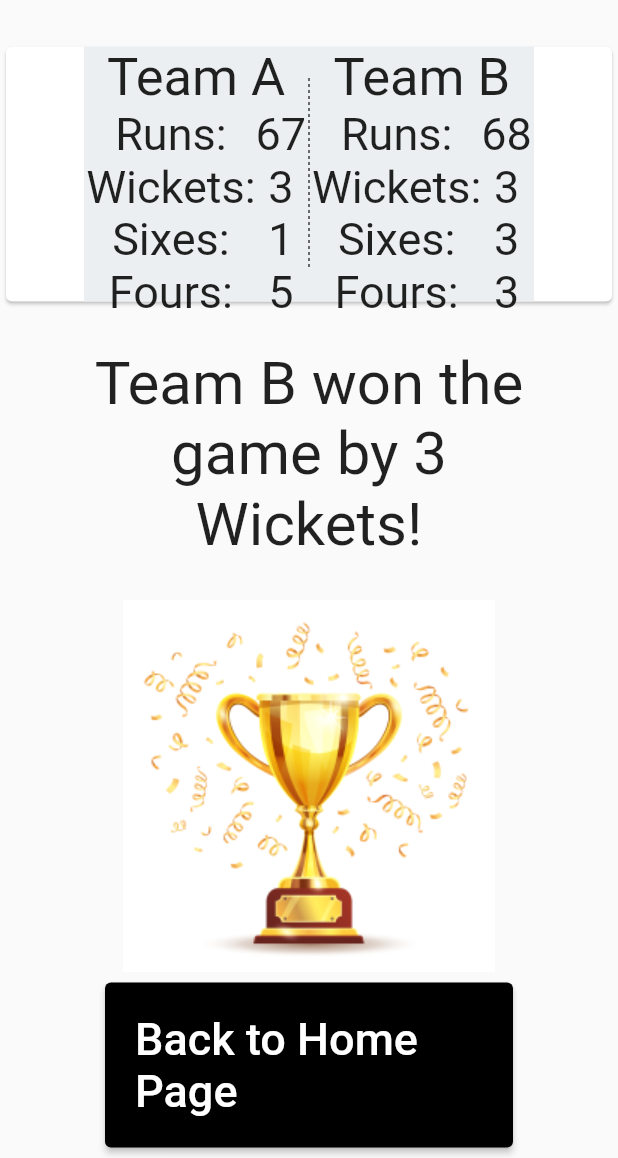
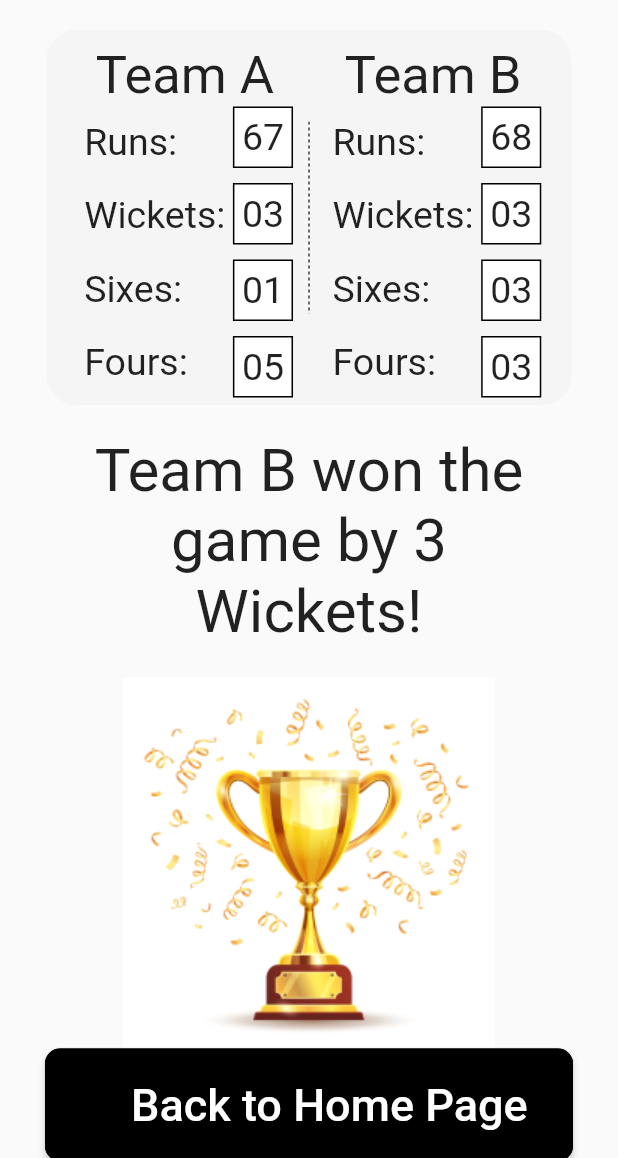
Before and after one commit to am-casper/GaliCricketApp, a Flutter app: the screen it shows after launch, on a phone screen of 412 x 824 dp, the part 78-1236 px from its top. Run offline on Flutter 3.47's test engine with Material 2 defaults, Android fonts, the phone set to English and light mode, and no system bars; our stand-ins replace flutter_svg.

Commit message:
2nd commit

```diff
--- a/lib/main.dart
+++ b/lib/main.dart
@@ -39,22 +39,84 @@ class _MyHomePageState extends State<MyHomePage> {
     child:  Column(
     children:<Widget>[Text("Team A", style: TextStyle(fontSize:35),),
     Row(
-      // mainAxisAlignment: MainAxisAlignment.left,
+
       children: <Widget>[
 
         Column(
+          crossAxisAlignment: CrossAxisAlignment.start,
+          children:<Widget>[
+            Container(
 
-          children:<Widget>[
-            Text("Runs:", style: TextStyle(fontSize:30),),Text("Wickets:", style: TextStyle(fontSize:30),),Text("Sixes:", style: TextStyle(fontSize:30),),Text("Fours:", style: TextStyle(fontSize:30),),
+              child : Padding(
+              padding: EdgeInsets.fromLTRB(5,5,5,5),
+              child:Text("Runs:", style: TextStyle(fontSize:25),),),),
+              SizedBox(height: 10),
+            Container(
+
+              child : Padding(
+              padding: EdgeInsets.fromLTRB(5,5,5,5),
+              child:Text("Wickets:", style: TextStyle(fontSize:25),),),),
+              SizedBox(height: 10),
+            Container(
+
+              child : Padding(
+              padding: EdgeInsets.fromLTRB(5,5,5,5),
+              child:Text("Sixes:", style: TextStyle(fontSize:25),),),),
+              SizedBox(height: 10),
+            Container(
+
+              child : Padding(
+              padding: EdgeInsets.fromLTRB(5,5,5,5),
+              child:Text("Fours:", style: TextStyle(fontSize:25),),),),
+              SizedBox(height: 10),
           ],
         ),
         Column(
+          crossAxisAlignment: CrossAxisAlignment.end,
           children:<Widget>[
-            Text("67", style: TextStyle(fontSize:30),),Text("3", style: TextStyle(fontSize:30),),Text("1", style: TextStyle(fontSize:30),),Text("5", style: TextStyle(fontSize:30),),
+
+            Container(
+              decoration: BoxDecoration(
+                border: Border.all(),
+                color:Colors.white,
+              ),
+              // color:Colors.white,
+              child : Padding(
+              padding: EdgeInsets.fromLTRB(5,5,5,5),
+              child:Text("67", style: TextStyle(fontSize:25),),),),
+              SizedBox(height: 10),
+            Container(
+              decoration: BoxDecoration(
+                border: Border.all(),
+                color:Colors.white,
+              ),
+
+              child : Padding(
+              padding: EdgeInsets.fromLTRB(5,5,5,5),
+              child:Text("03", style: TextStyle(fontSize:25),),),),
+              SizedBox(height: 10),
+            Container(
+              decoration: BoxDecoration(
+                border: Border.all(),
+                color:Colors.white,
+              ),
+
+              child : Padding(
+              padding: EdgeInsets.fromLTRB(5,5,5,5),
+              child:Text("01", style: TextStyle(fontSize:25),),),),
+              SizedBox(height: 10),
+            Container(
+              decoration: BoxDecoration(
+                border: Border.all(),
+                color:Colors.white,
+              ),
+
+              child : Padding(
+              padding: EdgeInsets.fromLTRB(5,5,5,5),
+              child:Text("05", style: TextStyle(fontSize:25),),),),
+              SizedBox(height: 10),],),
           ],
-        ),
-      ],
-    ),],),
+        ),],),
   );
 
   final right  =  Container(
@@ -65,18 +127,78 @@ class _MyHomePageState extends State<MyHomePage> {
       children: <Widget>[
 
         Column(
-          mainAxisAlignment: MainAxisAlignment.spaceAround,
+          crossAxisAlignment: CrossAxisAlignment.start,
           children:<Widget>[
-            Text("Runs:", style: TextStyle(fontSize:30),),Text("Wickets:", style: TextStyle(fontSize:30),),Text("Sixes:", style: TextStyle(fontSize:30),),Text("Fours:", style: TextStyle(fontSize:30),),
+            Container(
+
+              child : Padding(
+              padding: EdgeInsets.fromLTRB(5,5,5,5),
+              child:Text("Runs:", style: TextStyle(fontSize:25),),),),
+              SizedBox(height: 10),
+            Container(
+
+              child : Padding(
+              padding: EdgeInsets.fromLTRB(5,5,5,5),
+              child:Text("Wickets:", style: TextStyle(fontSize:25),),),),
+              SizedBox(height: 10),
+            Container(
+
+              child : Padding(
+              padding: EdgeInsets.fromLTRB(5,5,5,5),
+              child:Text("Sixes:", style: TextStyle(fontSize:25),),),),
+              SizedBox(height: 10),
+            Container(
+
+              child : Padding(
+              padding: EdgeInsets.fromLTRB(5,5,5,5),
+              child:Text("Fours:", style: TextStyle(fontSize:25),),),),
+              SizedBox(height: 10),
           ],
         ),
-        Column(mainAxisAlignment: MainAxisAlignment.spaceBetween,
+        Column(
+          crossAxisAlignment: CrossAxisAlignment.end,
           children:<Widget>[
-            Text("68", style: TextStyle(fontSize:30),),Text("3", style: TextStyle(fontSize:30),),Text("3", style: TextStyle(fontSize:30),),Text("3", style: TextStyle(fontSize:30),),
+
+            Container(
+              decoration: BoxDecoration(
+                border: Border.all(),
+                color:Colors.white,
+              ),
+              child : Padding(
+              padding: EdgeInsets.fromLTRB(5,5,5,5),
+              child:Text("68", style: TextStyle(fontSize:25),),),),
+              SizedBox(height: 10),
+            Container(
+              decoration: BoxDecoration(
+                border: Border.all(),
+                color:Colors.white,
+              ),
+              child : Padding(
+              padding: EdgeInsets.fromLTRB(5,5,5,5),
+              child:Text("03", style: TextStyle(fontSize:25),),),),
+              SizedBox(height: 10),
+            Container(
+              decoration: BoxDecoration(
+                border: Border.all(),
+                color:Colors.white,
+              ),
+              child : Padding(
+              padding: EdgeInsets.fromLTRB(5,5,5,5),
+              child:Text("03", style: TextStyle(fontSize:25),),),),
+              SizedBox(height: 10),
+            Container(
+              decoration: BoxDecoration(
+                border: Border.all(),
+                color:Colors.white,
+              ),
+              child : Padding(
+              padding: EdgeInsets.fromLTRB(5,5,5,5),
+              child:Text("03", style: TextStyle(fontSize:25),),),),
+              SizedBox(height: 10),],),
           ],
         ),
       ],
-    ),],),
+    ),
   );
 
   @override
@@ -104,16 +226,22 @@ class _MyHomePageState extends State<MyHomePage> {
         child: Column(
           mainAxisAlignment: MainAxisAlignment.spaceEvenly,
           children: <Widget>[
-        Card(
+           Container(
+            width:350,
+
         child:  Align(
       alignment: Alignment.topCenter,
 
 
         child: Container(
-          color: Colors.blueGrey[50],
-        height: 170,
-        width:300,
+         decoration: BoxDecoration(
+    borderRadius: BorderRadius.circular(20),color: Colors.grey[100],
+  ),
 
+        height: 250,
+        width:350,
+        child:Padding(
+          padding: EdgeInsets.fromLTRB(10,10,10,10),
         child:  Row(
           mainAxisAlignment: MainAxisAlignment.spaceEvenly,
           children: <Widget>[
@@ -125,20 +253,27 @@ class _MyHomePageState extends State<MyHomePage> {
         ),
 
         ),
-      ),),
+      ),),),
       Container(
         margin: const EdgeInsets.fromLTRB(50, 20, 50, 20),child:Text("Team B won the game by 3 Wickets!", style: TextStyle(fontSize:40),textAlign: TextAlign.center),),
       Container(
         margin: const EdgeInsets.fromLTRB(70, 0, 70, 0),
         child: Image.asset("assets/trophy.png"),),
       Container(
-        margin: const EdgeInsets.fromLTRB(70, 0, 70, 0),
+        margin: const EdgeInsets.fromLTRB(30, 0, 30, 0),
         child: ElevatedButton(
           style: ButtonStyle(
       backgroundColor: MaterialStateProperty.all(Colors.black),
       padding: MaterialStateProperty.all(EdgeInsets.fromLTRB(20,20,20,20)),
+      shape: MaterialStateProperty.all(
+      RoundedRectangleBorder(
+        borderRadius: BorderRadius.circular(10.0),
+        side: BorderSide(width: 3, color: Colors.black),
+      ),
     ),
-        child: Text('Back to Home Page',
+    ),
+
+        child: Text('     Back to Home Page     ',
 
         style: TextStyle(fontSize:30),),
               onPressed: () {
```
Also changed, not shown: assets/dotted.svg.
